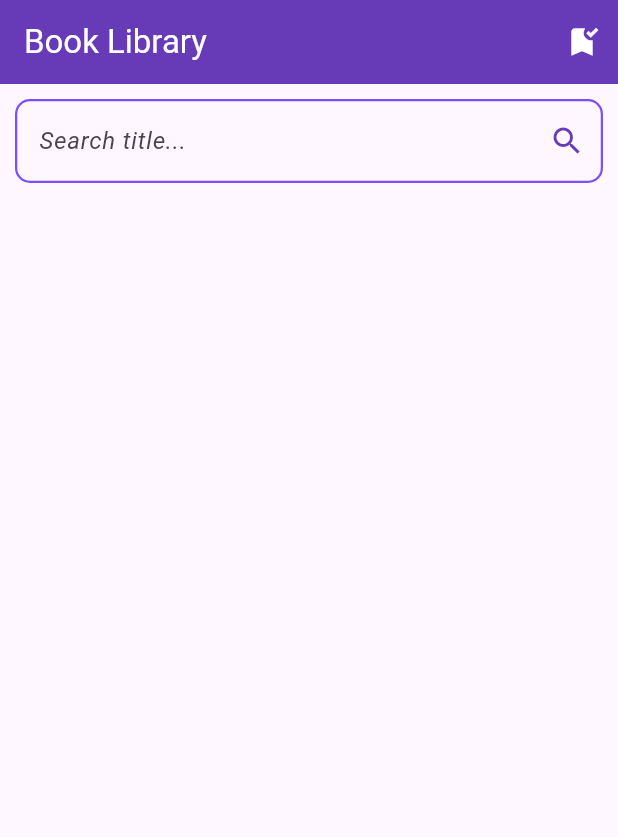
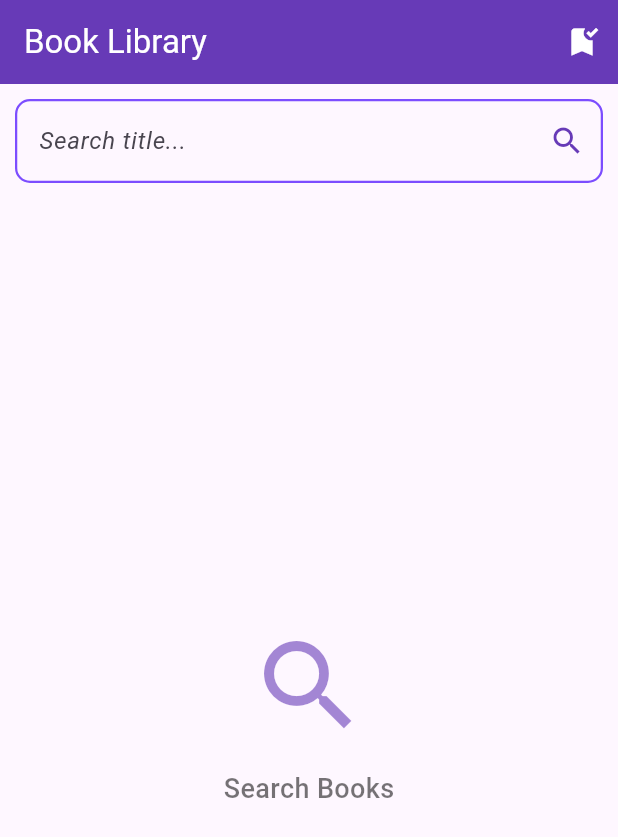
Before and after one commit to AparnaTumu001/BookLibrary, a Flutter app: the screen it shows after launch, on a phone screen of 412 x 824 dp. Shown: the top 837 px of the screen. Run offline on Flutter 3.47's test engine with Material 3 defaults, Android fonts, the phone set to English and light mode, and no system bars; our stand-ins replace cached_network_image, dartz, equatable, flutter_bloc, flutter_staggered_animations, get_it and 3 more; accounts and stored records are empty.

Commit message:
Added search icon for empty list

```diff
--- a/lib/presentation/search_books/widgets/books_list.dart
+++ b/lib/presentation/search_books/widgets/books_list.dart
@@ -69,7 +69,7 @@ class _BooksListState extends State<BooksList> {
                       controller: _scrollController,
                       itemCount: 10,
                       itemBuilder: (context, index) =>
-                          const ShimmerBookListItem(),
+                      const ShimmerBookListItem(),
                     );
                   } else if (state is BooksListLoaded) {
                     return RefreshIndicator(
@@ -102,7 +102,24 @@ class _BooksListState extends State<BooksList> {
                   } else if (state is BooksListError) {
                     return const Center(child: Text(AppStrings.no_data));
                   } else {
-                    return Container();
+                    return Center(
+                      child: Column(
+                        mainAxisAlignment: MainAxisAlignment.center,
+                        children: [
+                          Icon(Icons.search, size: 80,
+                              color: Colors.deepPurple.withOpacity(0.6)),
+                          const SizedBox(height: 16),
+                          const Text(
+                            "Search Books",
+                            style: TextStyle(
+                              fontSize: 18,
+                              color: Colors.black54,
+                              fontWeight: FontWeight.w500,
+                            ),
+                          ),
+                        ],
+                      ),
+                    );
                   }
                 },
               ),
```
